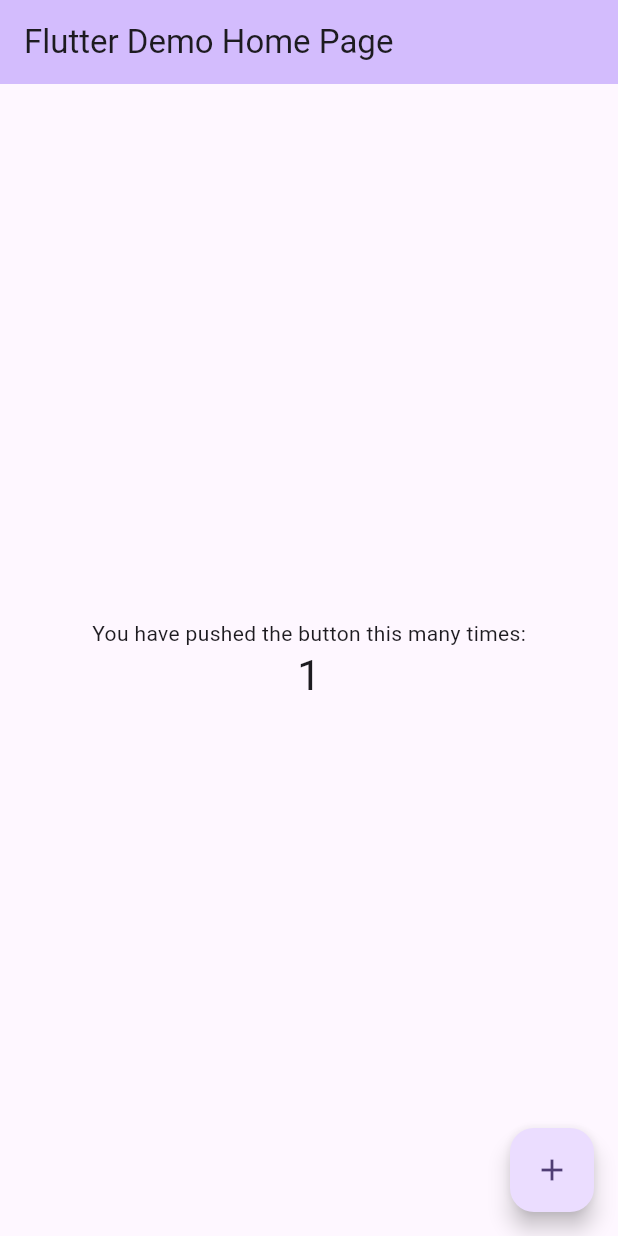
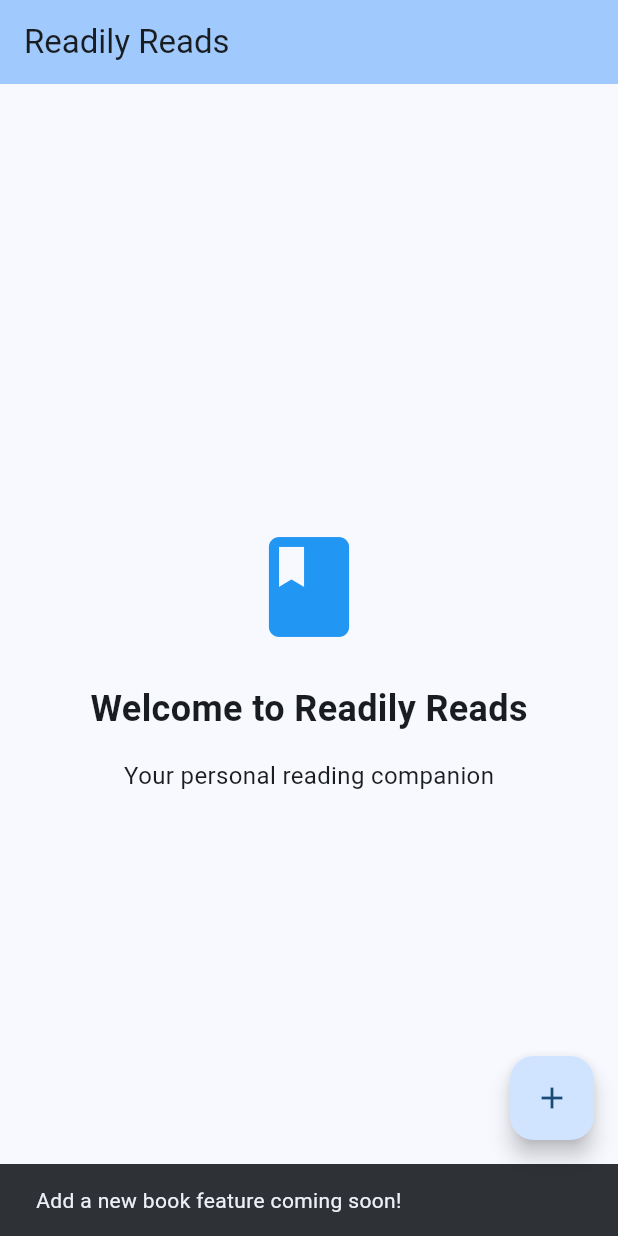
Before and after one commit to saither0204/readily_reads, a Flutter app: the screen it shows after launch, after a tap on the "add" icon, on a phone screen of 412 x 824 dp. Run offline on Flutter 3.47's test engine with Material 3 defaults, Android fonts, the phone set to English and light mode, and no system bars.

Commit message:
Made a basic view in main.dart

```diff
--- a/readily_reads/lib/main.dart
+++ b/readily_reads/lib/main.dart
@@ -1,125 +1,74 @@
 import 'package:flutter/material.dart';
 
 void main() {
-  runApp(const MyApp());
+  runApp(const ReadilyReads());
 }
 
-class MyApp extends StatelessWidget {
-  const MyApp({super.key});
+class ReadilyReads extends StatelessWidget {
+  const ReadilyReads({super.key});
 
-  // This widget is the root of your application.
   @override
   Widget build(BuildContext context) {
     return MaterialApp(
-      title: 'Flutter Demo',
+      title: 'Readily Reads',
       theme: ThemeData(
-        // This is the theme of your application.
-        //
-        // TRY THIS: Try running your application with "flutter run". You'll see
-        // the application has a purple toolbar. Then, without quitting the app,
-        // try changing the seedColor in the colorScheme below to Colors.green
-        // and then invoke "hot reload" (save your changes or press the "hot
-        // reload" button in a Flutter-supported IDE, or press "r" if you used
-        // the command line to start the app).
-        //
-        // Notice that the counter didn't reset back to zero; the application
-        // state is not lost during the reload. To reset the state, use hot
-        // restart instead.
-        //
-        // This works for code too, not just values: Most code changes can be
-        // tested with just a hot reload.
-        colorScheme: ColorScheme.fromSeed(seedColor: Colors.deepPurple),
+        colorScheme: ColorScheme.fromSeed(seedColor: Colors.blue),
         useMaterial3: true,
       ),
-      home: const MyHomePage(title: 'Flutter Demo Home Page'),
+      home: const HomePage(),
     );
   }
 }
 
-class MyHomePage extends StatefulWidget {
-  const MyHomePage({super.key, required this.title});
-
-  // This widget is the home page of your application. It is stateful, meaning
-  // that it has a State object (defined below) that contains fields that affect
-  // how it looks.
-
-  // This class is the configuration for the state. It holds the values (in this
-  // case the title) provided by the parent (in this case the App widget) and
-  // used by the build method of the State. Fields in a Widget subclass are
-  // always marked "final".
-
-  final String title;
-
-  @override
-  State<MyHomePage> createState() => _MyHomePageState();
-}
-
-class _MyHomePageState extends State<MyHomePage> {
-  int _counter = 0;
-
-  void _incrementCounter() {
-    setState(() {
-      // This call to setState tells the Flutter framework that something has
-      // changed in this State, which causes it to rerun the build method below
-      // so that the display can reflect the updated values. If we changed
-      // _counter without calling setState(), then the build method would not be
-      // called again, and so nothing would appear to happen.
-      _counter++;
-    });
-  }
+class HomePage extends StatelessWidget {
+  const HomePage({super.key});
 
   @override
   Widget build(BuildContext context) {
-    // This method is rerun every time setState is called, for instance as done
-    // by the _incrementCounter method above.
-    //
-    // The Flutter framework has been optimized to make rerunning build methods
-    // fast, so that you can just rebuild anything that needs updating rather
-    // than having to individually change instances of widgets.
     return Scaffold(
       appBar: AppBar(
-        // TRY THIS: Try changing the color here to a specific color (to
-        // Colors.amber, perhaps?) and trigger a hot reload to see the AppBar
-        // change color while the other colors stay the same.
+        title: const Text('Readily Reads'),
         backgroundColor: Theme.of(context).colorScheme.inversePrimary,
-        // Here we take the value from the MyHomePage object that was created by
-        // the App.build method, and use it to set our appbar title.
-        title: Text(widget.title),
       ),
-      body: Center(
-        // Center is a layout widget. It takes a single child and positions it
-        // in the middle of the parent.
+      body: const Center(
         child: Column(
-          // Column is also a layout widget. It takes a list of children and
-          // arranges them vertically. By default, it sizes itself to fit its
-          // children horizontally, and tries to be as tall as its parent.
-          //
-          // Column has various properties to control how it sizes itself and
-          // how it positions its children. Here we use mainAxisAlignment to
-          // center the children vertically; the main axis here is the vertical
-          // axis because Columns are vertical (the cross axis would be
-          // horizontal).
-          //
-          // TRY THIS: Invoke "debug painting" (choose the "Toggle Debug Paint"
-          // action in the IDE, or press "p" in the console), to see the
-          // wireframe for each widget.
           mainAxisAlignment: MainAxisAlignment.center,
-          children: <Widget>[
-            const Text(
-              'You have pushed the button this many times:',
+          children: [
+            Icon(
+              Icons.book,
+              size: 80,
+              color: Colors.blue,
             ),
+            SizedBox(height: 24),
             Text(
-              '$_counter',
-              style: Theme.of(context).textTheme.headlineMedium,
+              'Welcome to Readily Reads',
+              style: TextStyle(
+                fontSize: 24,
+                fontWeight: FontWeight.bold,
+              ),
+            ),
+            SizedBox(height: 16),
+            Text(
+              'Your personal reading companion',
+              style: TextStyle(
+                fontSize: 16,
+              ),
             ),
           ],
         ),
       ),
       floatingActionButton: FloatingActionButton(
-        onPressed: _incrementCounter,
-        tooltip: 'Increment',
+        onPressed: () {
+          // Add new book action
+          ScaffoldMessenger.of(context).showSnackBar(
+            const SnackBar(
+              content: Text('Add a new book feature coming soon!'),
+            ),
+          );
+        },
+        tooltip: 'Add Book',
         child: const Icon(Icons.add),
-      ), // This trailing comma makes auto-formatting nicer for build methods.
+      ),
     );
   }
 }
```
Also changed, not shown: readily_reads/pubspec.yaml (+29 -67 lines), 10 other files.
